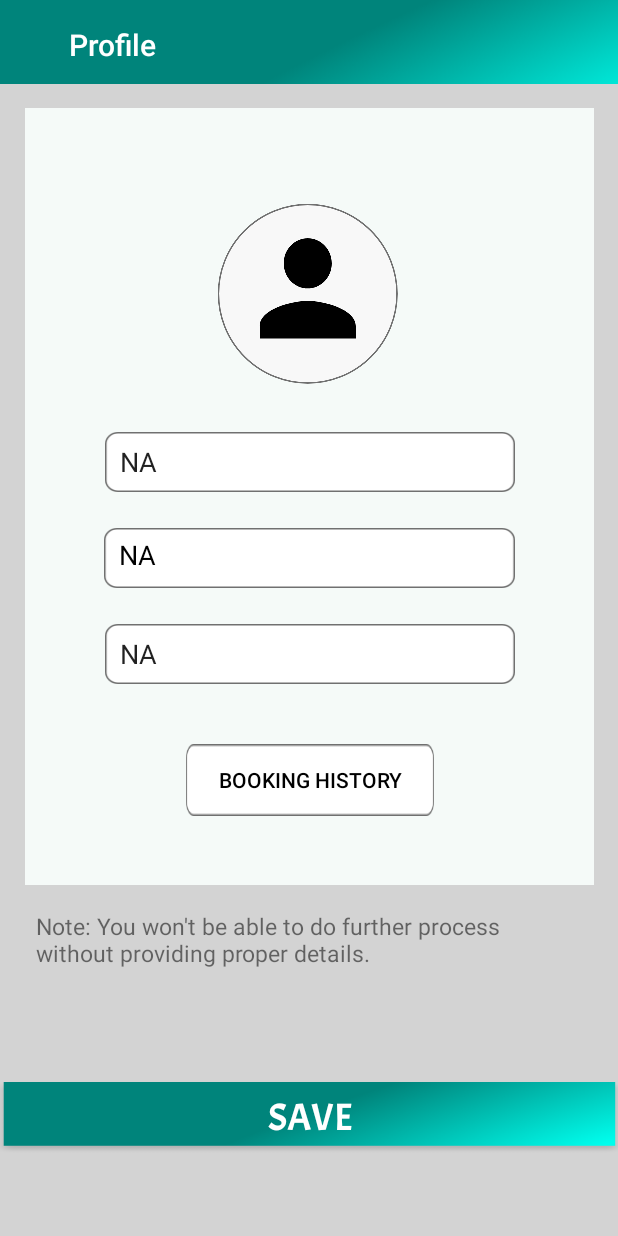
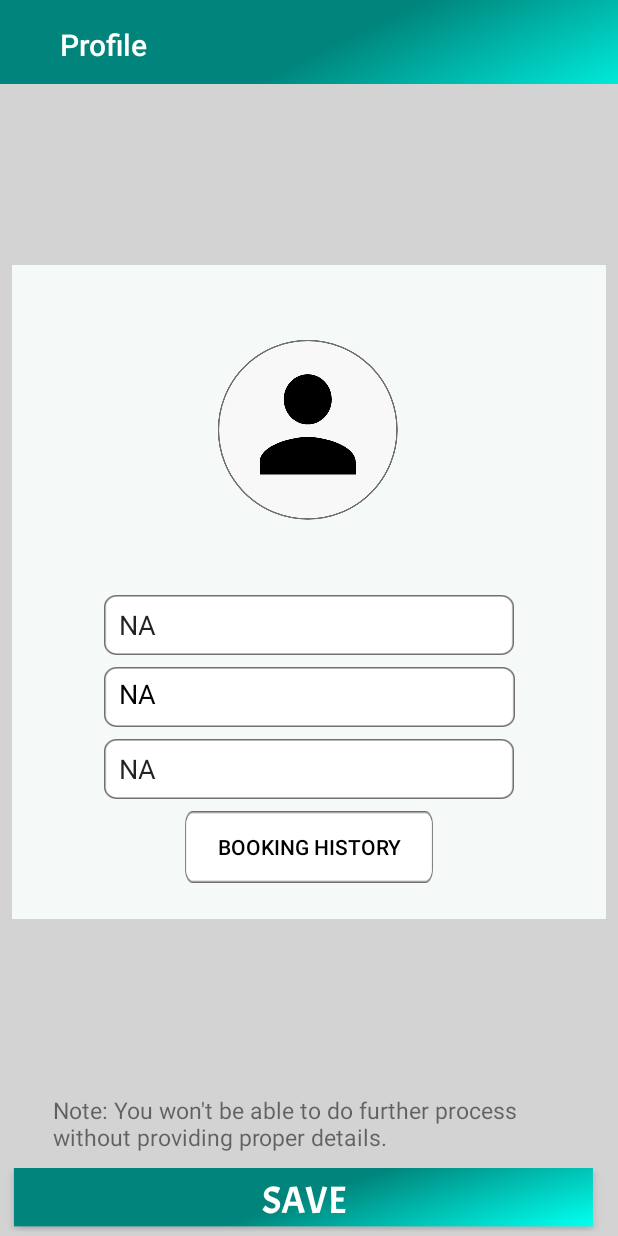
Before and after one commit to chandan3966/SystemDesigning, an Android app: the Profile screen opened directly, with no data from a screen before it, on a phone screen of 412 x 824 dp. Run offline under Robolectric (Android 15) with nearby library versions, the phone set to English and light mode, and no system bars; libraries missing offline, so code that uses them is left out: com.daimajia.androidanimations.

Commit message:
ui updated

```diff
--- a/app/src/main/res/layout/activity_profile.xml
+++ b/app/src/main/res/layout/activity_profile.xml
@@ -7,10 +7,15 @@
     android:layout_height="match_parent"
     tools:context=".ServiceSelection">
 
+
     <FrameLayout
         android:id="@+id/frameLayout"
-        android:layout_width="match_parent"
+        android:layout_width="418dp"
         android:layout_height="56dp"
+        android:layout_marginEnd="8dp"
+        app:layout_constraintEnd_toEndOf="parent"
+        app:layout_constraintStart_toStartOf="parent"
+        app:layout_constraintTop_toTopOf="parent"
         tools:ignore="MissingConstraints">
 
         <android.support.v7.widget.Toolbar
@@ -27,55 +32,45 @@
         </android.support.v7.widget.Toolbar>
     </FrameLayout>
 
-    <android.support.constraint.ConstraintLayout
-        android:id="@+id/constraintLayout2"
-        android:layout_width="395dp"
-        android:layout_height="597dp"
-        android:layout_marginTop="8dp"
-        app:layout_constraintEnd_toEndOf="parent"
-        app:layout_constraintStart_toStartOf="parent"
-        app:layout_constraintTop_toBottomOf="@+id/frameLayout">
-
 
     <android.support.constraint.ConstraintLayout
         android:id="@+id/constraintLayout9"
-            android:layout_width="379dp"
-            android:layout_height="518dp"
+        android:layout_width="match_parent"
+        android:layout_height="436dp"
         android:layout_marginStart="8dp"
-            android:layout_marginTop="8dp"
+        android:layout_marginTop="12dp"
         android:layout_marginEnd="8dp"
         android:layout_marginBottom="8dp"
         android:background=" #f5faf8"
-            app:layout_constraintBottom_toBottomOf="parent"
+        app:layout_constraintBottom_toTopOf="@+id/textView7"
         app:layout_constraintEnd_toEndOf="parent"
         app:layout_constraintHorizontal_bias="0.0"
         app:layout_constraintStart_toStartOf="parent"
-            app:layout_constraintTop_toTopOf="parent"
-            app:layout_constraintVertical_bias="0.0">
+        app:layout_constraintTop_toBottomOf="@+id/frameLayout">
 
         <EditText
             android:id="@+id/username"
             android:layout_width="273dp"
             android:layout_height="wrap_content"
             android:layout_marginStart="8dp"
-                android:layout_marginTop="32dp"
             android:layout_marginEnd="8dp"
+            android:layout_marginBottom="8dp"
             android:background="@drawable/profileedittext"
             android:ems="10"
             android:hint="Username"
             android:inputType="textPersonName"
             android:paddingLeft="10dp"
+            app:layout_constraintBottom_toTopOf="@+id/number"
             app:layout_constraintEnd_toEndOf="parent"
-                app:layout_constraintStart_toStartOf="parent"
-                app:layout_constraintTop_toBottomOf="@+id/imageView10" />
+            app:layout_constraintStart_toStartOf="parent" />
 
         <EditText
             android:id="@+id/number"
             android:layout_width="274dp"
             android:layout_height="40dp"
             android:layout_marginStart="8dp"
-                android:layout_marginTop="24dp"
             android:layout_marginEnd="8dp"
+            android:layout_marginBottom="8dp"
             android:background="@drawable/profileedittext"
             android:hint="Phone"
             android:inputType="number"
@@ -83,35 +78,37 @@
             android:padding="10dp"
             android:textColor="#000"
             android:textSize="18sp"
+            app:layout_constraintBottom_toTopOf="@+id/brand"
             app:layout_constraintEnd_toEndOf="parent"
-                app:layout_constraintStart_toStartOf="parent"
-                app:layout_constraintTop_toBottomOf="@+id/username" />
+            app:layout_constraintStart_toStartOf="parent" />
 
         <EditText
             android:id="@+id/brand"
             android:layout_width="273dp"
             android:layout_height="wrap_content"
             android:layout_marginStart="8dp"
-                android:layout_marginTop="24dp"
             android:layout_marginEnd="8dp"
+            android:layout_marginBottom="8dp"
             android:background="@drawable/profileedittext"
             android:ems="10"
             android:hint="AC Brand"
             android:inputType="textPersonName"
             android:paddingLeft="10dp"
+            app:layout_constraintBottom_toTopOf="@+id/bhistory"
             app:layout_constraintEnd_toEndOf="parent"
-                app:layout_constraintStart_toStartOf="parent"
-                app:layout_constraintTop_toBottomOf="@+id/number" />
+            app:layout_constraintStart_toStartOf="parent" />
 
         <ImageView
             android:id="@+id/imageView10"
             android:layout_width="wrap_content"
             android:layout_height="wrap_content"
             android:layout_marginStart="8dp"
-                android:layout_marginTop="64dp"
+            android:layout_marginTop="8dp"
             android:layout_marginEnd="8dp"
+            android:layout_marginBottom="8dp"
+            app:layout_constraintBottom_toTopOf="@+id/username"
             app:layout_constraintEnd_toEndOf="parent"
-                app:layout_constraintHorizontal_bias="0.497"
+            app:layout_constraintHorizontal_bias="0.498"
             app:layout_constraintStart_toStartOf="parent"
             app:layout_constraintTop_toTopOf="parent"
             app:srcCompat="@drawable/profileicon" />
@@ -121,42 +118,35 @@
             android:layout_width="165dp"
             android:layout_height="wrap_content"
             android:layout_marginStart="8dp"
-                android:layout_marginTop="40dp"
             android:layout_marginEnd="8dp"
+            android:layout_marginBottom="24dp"
             android:background="@drawable/profileedittext"
             android:text="Booking History"
             android:textColor="#000000"
+            app:layout_constraintBottom_toBottomOf="parent"
             app:layout_constraintEnd_toEndOf="parent"
-                app:layout_constraintStart_toStartOf="parent"
-                app:layout_constraintTop_toBottomOf="@+id/brand" />
+            app:layout_constraintStart_toStartOf="parent" />
 
     </android.support.constraint.ConstraintLayout>
 
     <TextView
         android:id="@+id/textView7"
-            android:layout_width="365dp"
+        android:layout_width="342dp"
         android:layout_height="wrap_content"
         android:layout_marginStart="8dp"
-            android:layout_marginTop="8dp"
         android:layout_marginEnd="8dp"
         android:layout_marginBottom="8dp"
         android:text="@string/noteline"
-            android:textSize="15dp"
-            app:layout_constraintBottom_toBottomOf="parent"
+        android:textSize="15sp"
+        app:layout_constraintBottom_toTopOf="@+id/button2"
         app:layout_constraintEnd_toEndOf="parent"
-            app:layout_constraintStart_toStartOf="parent"
-            app:layout_constraintTop_toBottomOf="@+id/constraintLayout9"
-            app:layout_constraintVertical_bias="0.529" />
-    </android.support.constraint.ConstraintLayout>
+        app:layout_constraintStart_toStartOf="parent" />
 
     <Button
         android:id="@+id/button2"
-        android:layout_width="428dp"
-        android:layout_height="51dp"
-        android:layout_marginStart="8dp"
-        android:layout_marginTop="12dp"
+        android:layout_width="405dp"
+        android:layout_height="47dp"
         android:layout_marginEnd="8dp"
-        android:layout_marginBottom="8dp"
         android:background="@drawable/toolbar"
         android:fontFamily="@font/acme"
         android:text="Save"
@@ -164,10 +154,11 @@
         android:textSize="25sp"
         app:layout_constraintBottom_toBottomOf="parent"
         app:layout_constraintEnd_toEndOf="parent"
-        app:layout_constraintHorizontal_bias="0.515"
         app:layout_constraintStart_toStartOf="parent"
-        app:layout_constraintTop_toBottomOf="@+id/constraintLayout2"
         tools:ignore="MissingConstraints" />
 
 
+
+
+
 </android.support.constraint.ConstraintLayout>
```
Also changed, not shown: app/src/main/res/layout/activity_address.xml (+5 -4 lines), app/src/main/res/layout/activity_booking_history.xml (+18 -32 lines), app/src/main/res/layout/activity_booking_summary.xml (+4 -6 lines), app/src/main/res/layout/activity_main.xml (+9 -16 lines), app/src/main/res/layout/activity_service_selection.xml (+12 -12 lines), app/src/main/res/layout/activity_slot_booking.xml (+10 -13 lines). Lines whose indentation alone changed are shown as unchanged.
